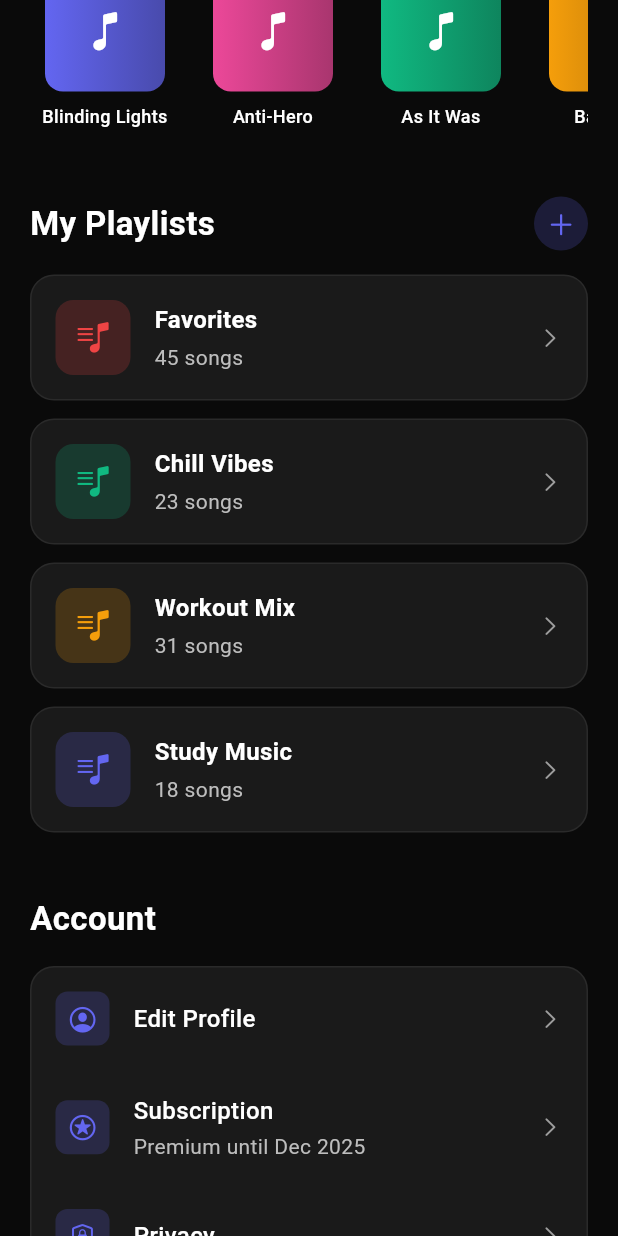
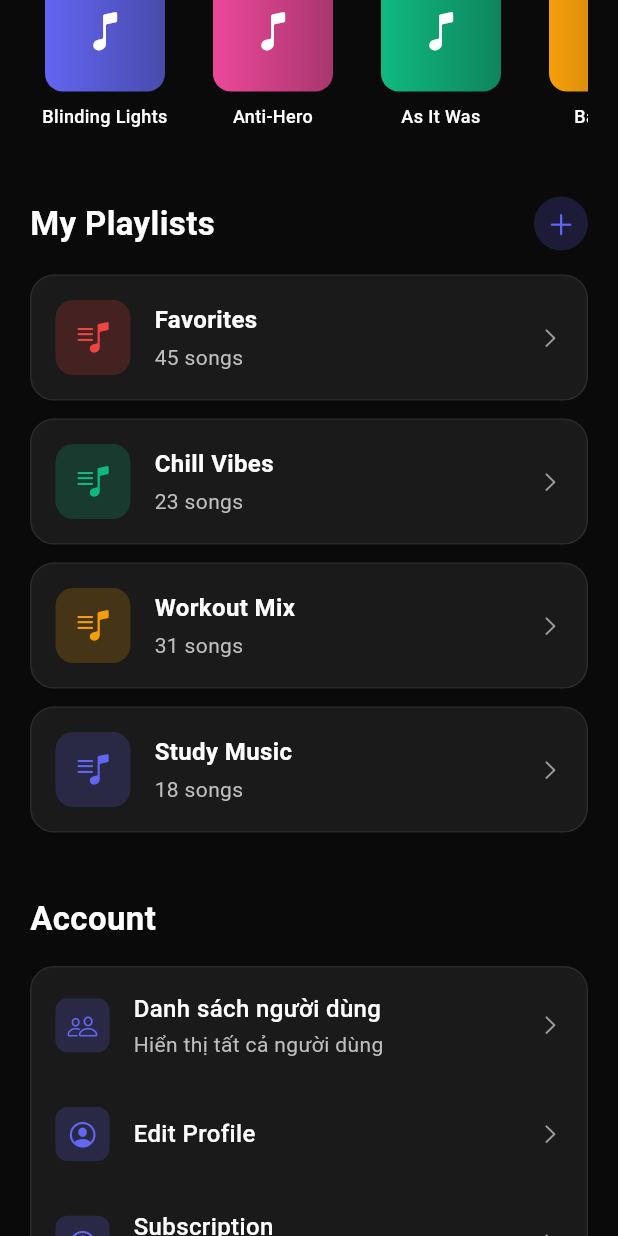
Before and after one commit to AnPhuoc2410/Spong_App, a Flutter app: the AccountTab screen opened directly, scrolled down 576 dp, on a phone screen of 412 x 824 dp. Run offline on Flutter 3.47's test engine with Material 3 defaults, Android fonts, the phone set to English and light mode, and no system bars; our stand-ins replace flutter_dotenv; Roboto replaces fonts that are missing (SF Pro Display).

Commit message:
feat: RecycleView list user

```diff
--- a/lib/ui/user/user.dart
+++ b/lib/ui/user/user.dart
@@ -1,5 +1,6 @@
 import 'package:flutter/cupertino.dart';
 import 'package:flutter/material.dart';
+import 'user_list_page.dart';
 
 class AccountTab extends StatelessWidget {
   const AccountTab({super.key});
@@ -34,9 +35,9 @@ class AccountTab extends StatelessWidget {
                         width: 100,
                         height: 100,
                         decoration: BoxDecoration(
-                          color: Colors.white.withOpacity(0.2),
+                          color: Colors.white.withValues(alpha: 0.2),
                           borderRadius: BorderRadius.circular(50),
-                          border: Border.all(color: Colors.white.withOpacity(0.3), width: 3),
+                          border: Border.all(color: Colors.white.withValues(alpha: 0.3), width: 3),
                         ),
                         child: const Icon(
                           CupertinoIcons.person_fill,
@@ -84,7 +85,7 @@ class AccountTab extends StatelessWidget {
                   Container(
                     padding: const EdgeInsets.symmetric(horizontal: 16, vertical: 8),
                     decoration: BoxDecoration(
-                      color: Colors.white.withOpacity(0.2),
+                      color: Colors.white.withValues(alpha: 0.2),
                       borderRadius: BorderRadius.circular(20),
                     ),
                     child: const Row(
@@ -157,7 +158,7 @@ class AccountTab extends StatelessWidget {
                 Container(
                   padding: const EdgeInsets.all(8),
                   decoration: BoxDecoration(
-                    color: const Color(0xFF6366F1).withOpacity(0.2),
+                    color: const Color(0xFF6366F1).withValues(alpha: 0.2),
                     borderRadius: BorderRadius.circular(20),
                   ),
                   child: const Icon(
@@ -190,6 +191,16 @@ class AccountTab extends StatelessWidget {
             ),
             const SizedBox(height: 16),
             _buildAccountSection([
+              _buildAccountAction(
+                'Danh sách người dùng',
+                CupertinoIcons.person_2,
+                'Hiển thị tất cả người dùng',
+                onTap: () {
+                  Navigator.of(context).push(
+                    MaterialPageRoute(builder: (_) => const UserListPage()),
+                  );
+                },
+              ),
               _buildAccountAction('Edit Profile', CupertinoIcons.person_crop_circle, ''),
               _buildAccountAction('Subscription', CupertinoIcons.star_circle, 'Premium until Dec 2025'),
               _buildAccountAction('Privacy', CupertinoIcons.lock_shield, ''),
@@ -202,9 +213,9 @@ class AccountTab extends StatelessWidget {
               width: double.infinity,
               padding: const EdgeInsets.all(16),
               decoration: BoxDecoration(
-                color: const Color(0xFFEF4444).withOpacity(0.1),
+                color: const Color(0xFFEF4444).withValues(alpha: 0.1),
                 borderRadius: BorderRadius.circular(16),
-                border: Border.all(color: const Color(0xFFEF4444).withOpacity(0.3)),
+                border: Border.all(color: const Color(0xFFEF4444).withValues(alpha: 0.3)),
               ),
               child: const Row(
                 mainAxisAlignment: MainAxisAlignment.center,
@@ -284,7 +295,7 @@ class AccountTab extends StatelessWidget {
             height: 80,
             decoration: BoxDecoration(
               gradient: LinearGradient(
-                colors: [colors[index], colors[index].withOpacity(0.7)],
+                colors: [colors[index], colors[index].withValues(alpha: 0.7)],
               ),
               borderRadius: BorderRadius.circular(12),
             ),
@@ -335,7 +346,7 @@ class AccountTab extends StatelessWidget {
             width: 50,
             height: 50,
             decoration: BoxDecoration(
-              color: colors[index].withOpacity(0.2),
+              color: colors[index].withValues(alpha: 0.2),
               borderRadius: BorderRadius.circular(12),
             ),
             child: Icon(
@@ -389,15 +400,17 @@ class AccountTab extends StatelessWidget {
     );
   }
 
-  Widget _buildAccountAction(String title, IconData icon, String subtitle) {
-    return Container(
+  Widget _buildAccountAction(String title, IconData icon, String subtitle, {VoidCallback? onTap}) {
+    return InkWell(
+      onTap: onTap,
+      child: Container(
         padding: const EdgeInsets.all(16),
         child: Row(
           children: [
             Container(
               padding: const EdgeInsets.all(8),
               decoration: BoxDecoration(
-              color: const Color(0xFF6366F1).withOpacity(0.2),
+                color: const Color(0xFF6366F1).withValues(alpha: 0.2),
                 borderRadius: BorderRadius.circular(8),
               ),
               child: Icon(icon, color: const Color(0xFF6366F1), size: 20),
@@ -435,6 +448,7 @@ class AccountTab extends StatelessWidget {
             ),
           ],
         ),
+      ),
     );
   }
 }
```
Also changed, not shown: lib/data/model/user.dart (added, +37 -0 lines), lib/data/repository/repository.dart (+10 -0 lines), lib/data/source/source.dart (+23 -0 lines), lib/ui/user/user_list_page.dart (added, +134 -0 lines), lib/ui/user/user_list_viewmodel.dart (added, +21 -0 lines). Lines whose indentation alone changed are shown as unchanged.
